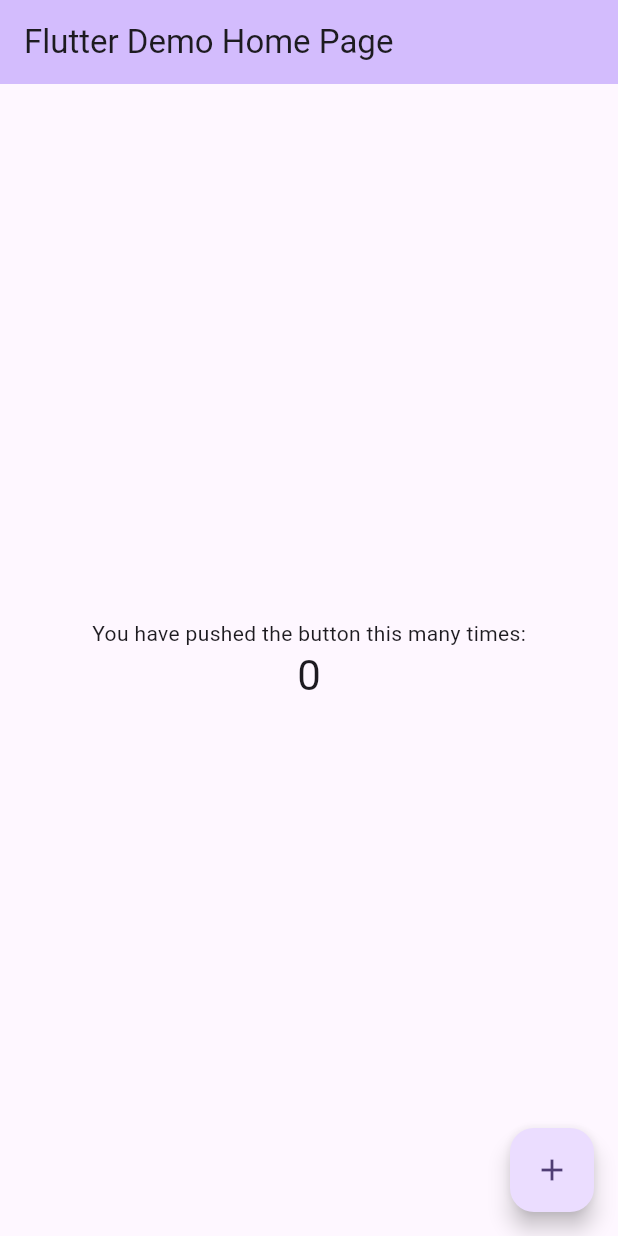
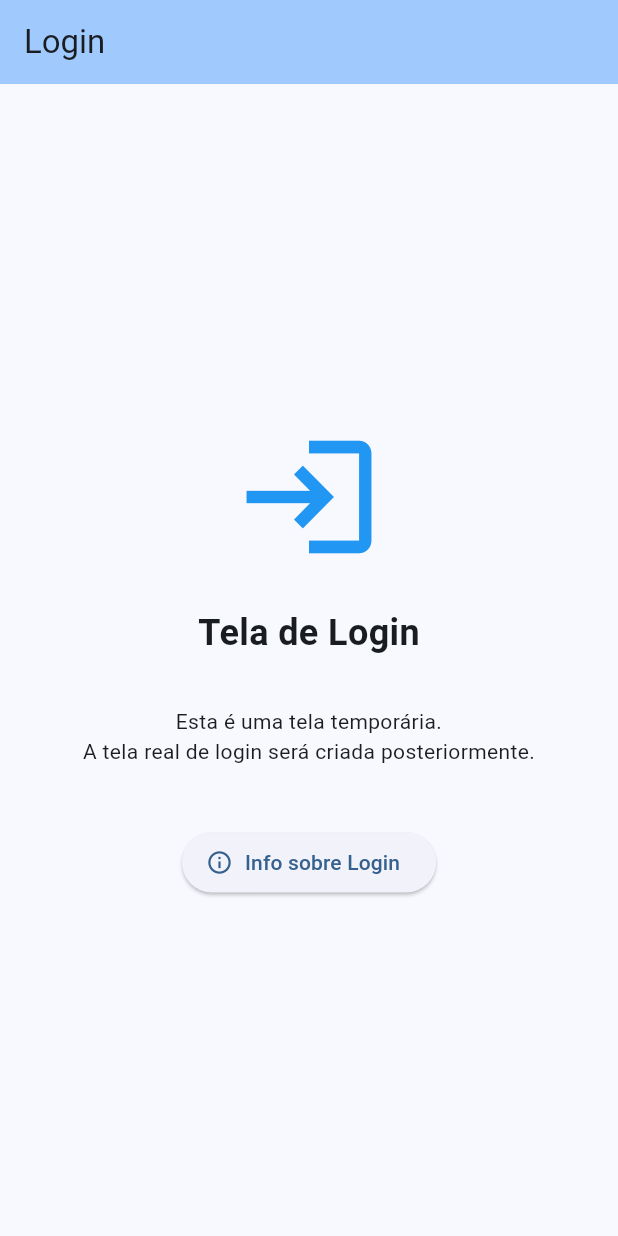
Before and after one commit to carlosesl1/agente, a Flutter app: the screen it shows after launch, on a phone screen of 412 x 824 dp. Run offline on Flutter 3.47's test engine with Material 3 defaults, Android fonts, the phone set to English and light mode, and no system bars; our stand-ins replace supabase_flutter; accounts and stored records are empty.

Commit message:
Configurar integração com Supabase
- Criar SupabaseService com métodos de autenticação completos:
  - signUp, signIn, signOut
  - getCurrentUser, isAuthenticated
  - resetPassword, updateUser
  - Stream de mudanças de autenticação
- Atualizar main.dart:
  - Inicializar Supabase antes do app
  - AuthGate para verificar sessão persistente
  - Redirecionamento automático (login/chat)
  - Telas placeholder temporárias
- Adicionar CONFIGURACAO_SUPABASE.md com guia completo
- Comentários detalhados sobre onde configurar credenciais

````diff
--- a/meu_bot_app/lib/main.dart
+++ b/meu_bot_app/lib/main.dart
@@ -1,121 +1,249 @@
 import 'package:flutter/material.dart';
+import 'services/supabase_service.dart';
 
-void main() {
+/// Ponto de entrada da aplicação
+///
+/// IMPORTANTE: A função main() agora é async porque precisamos
+/// inicializar o Supabase antes de rodar o app
+void main() async {
+  // Garante que o Flutter esteja inicializado antes de chamar código nativo
+  WidgetsFlutterBinding.ensureInitialized();
+
+  // ========== INICIALIZAÇÃO DO SUPABASE ==========
+  // Antes de configurar suas credenciais no SupabaseService,
+  // este código vai tentar conectar com os valores placeholder.
+  //
+  // PASSOS PARA CONFIGURAR:
+  // 1. Abra lib/services/supabase_service.dart
+  // 2. Localize as constantes SUPABASE_URL e SUPABASE_ANON_KEY
+  // 3. Substitua pelos valores reais do seu projeto Supabase
+  // ================================================
+
+  try {
+    await SupabaseService.initialize();
+    print('✓ Supabase inicializado com sucesso');
+  } catch (e) {
+    print('✗ Erro ao inicializar Supabase: $e');
+    print('Verifique suas credenciais em lib/services/supabase_service.dart');
+  }
+
   runApp(const MyApp());
 }
 
 class MyApp extends StatelessWidget {
   const MyApp({super.key});
 
-  // This widget is the root of your application.
   @override
   Widget build(BuildContext context) {
     return MaterialApp(
-      title: 'Flutter Demo',
+      title: 'Meu Bot App',
+      debugShowCheckedModeBanner: false,
       theme: ThemeData(
-        // This is the theme of your application.
-        //
-        // TRY THIS: Try running your application with "flutter run". You'll see
-        // the application has a purple toolbar. Then, without quitting the app,
-        // try changing the seedColor in the colorScheme below to Colors.green
-        // and then invoke "hot reload" (save your changes or press the "hot
-        // reload" button in a Flutter-supported IDE, or press "r" if you used
-        // the command line to start the app).
-        //
-        // Notice that the counter didn't reset back to zero; the application
-        // state is not lost during the reload. To reset the state, use hot
-        // restart instead.
-        //
-        // This works for code too, not just values: Most code changes can be
-        // tested with just a hot reload.
-        colorScheme: .fromSeed(seedColor: Colors.deepPurple),
+        colorScheme: ColorScheme.fromSeed(seedColor: Colors.blue),
+        useMaterial3: true,
       ),
-      home: const MyHomePage(title: 'Flutter Demo Home Page'),
+      // Tela inicial que verifica autenticação
+      home: const AuthGate(),
     );
   }
 }
 
-class MyHomePage extends StatefulWidget {
-  const MyHomePage({super.key, required this.title});
-
-  // This widget is the home page of your application. It is stateful, meaning
-  // that it has a State object (defined below) that contains fields that affect
-  // how it looks.
-
-  // This class is the configuration for the state. It holds the values (in this
-  // case the title) provided by the parent (in this case the App widget) and
-  // used by the build method of the State. Fields in a Widget subclass are
-  // always marked "final".
-
-  final String title;
+/// Widget que verifica se o usuário está autenticado
+/// e redireciona para a tela apropriada
+///
+/// - Se autenticado: vai para ChatScreen (ainda não criada)
+/// - Se não autenticado: vai para LoginScreen (ainda não criada)
+class AuthGate extends StatefulWidget {
+  const AuthGate({super.key});
 
   @override
-  State<MyHomePage> createState() => _MyHomePageState();
+  State<AuthGate> createState() => _AuthGateState();
 }
 
-class _MyHomePageState extends State<MyHomePage> {
-  int _counter = 0;
+class _AuthGateState extends State<AuthGate> {
+  bool _isLoading = true;
+  bool _isAuthenticated = false;
 
-  void _incrementCounter() {
+  @override
+  void initState() {
+    super.initState();
+    _checkAuthentication();
+  }
+
+  /// Verifica se existe uma sessão ativa (persistência automática)
+  Future<void> _checkAuthentication() async {
+    await Future.delayed(const Duration(milliseconds: 500)); // Delay para splash
+
+    // Verifica se há usuário logado
+    final isAuth = SupabaseService.isAuthenticated();
+    final currentUser = SupabaseService.getCurrentUser();
+
+    if (isAuth && currentUser != null) {
+      print('✓ Usuário autenticado: ${currentUser.email}');
+    } else {
+      print('✗ Nenhum usuário autenticado');
+    }
+
     setState(() {
-      // This call to setState tells the Flutter framework that something has
-      // changed in this State, which causes it to rerun the build method below
-      // so that the display can reflect the updated values. If we changed
-      // _counter without calling setState(), then the build method would not be
-      // called again, and so nothing would appear to happen.
-      _counter++;
+      _isAuthenticated = isAuth;
+      _isLoading = false;
     });
   }
 
   @override
   Widget build(BuildContext context) {
-    // This method is rerun every time setState is called, for instance as done
-    // by the _incrementCounter method above.
-    //
-    // The Flutter framework has been optimized to make rerunning build methods
-    // fast, so that you can just rebuild anything that needs updating rather
-    // than having to individually change instances of widgets.
+    // Mostra tela de loading enquanto verifica autenticação
+    if (_isLoading) {
+      return const Scaffold(
+        body: Center(
+          child: Column(
+            mainAxisAlignment: MainAxisAlignment.center,
+            children: [
+              CircularProgressIndicator(),
+              SizedBox(height: 16),
+              Text(
+                'Verificando autenticação...',
+                style: TextStyle(fontSize: 16),
+              ),
+            ],
+          ),
+        ),
+      );
+    }
+
+    // Redireciona conforme estado de autenticação
+    if (_isAuthenticated) {
+      // TODO: Substituir por ChatScreen quando criar a tela
+      return const PlaceholderChatScreen();
+    } else {
+      // TODO: Substituir por LoginScreen quando criar a tela
+      return const PlaceholderLoginScreen();
+    }
+  }
+}
+
+// ========== TELAS PLACEHOLDER (TEMPORÁRIAS) ==========
+// Essas telas serão substituídas pelas telas reais posteriormente
+
+/// Tela placeholder para o chat (será substituída)
+class PlaceholderChatScreen extends StatelessWidget {
+  const PlaceholderChatScreen({super.key});
+
+  @override
+  Widget build(BuildContext context) {
+    final user = SupabaseService.getCurrentUser();
+
     return Scaffold(
       appBar: AppBar(
-        // TRY THIS: Try changing the color here to a specific color (to
-        // Colors.amber, perhaps?) and trigger a hot reload to see the AppBar
-        // change color while the other colors stay the same.
+        title: const Text('Chat'),
         backgroundColor: Theme.of(context).colorScheme.inversePrimary,
-        // Here we take the value from the MyHomePage object that was created by
-        // the App.build method, and use it to set our appbar title.
-        title: Text(widget.title),
+        actions: [
+          IconButton(
+            icon: const Icon(Icons.logout),
+            tooltip: 'Logout',
+            onPressed: () async {
+              await SupabaseService.signOut();
+              if (context.mounted) {
+                // Recarrega o app para voltar à tela de login
+                Navigator.of(context).pushReplacement(
+                  MaterialPageRoute(builder: (_) => const AuthGate()),
+                );
+              }
+            },
+          ),
+        ],
       ),
       body: Center(
-        // Center is a layout widget. It takes a single child and positions it
-        // in the middle of the parent.
         child: Column(
-          // Column is also a layout widget. It takes a list of children and
-          // arranges them vertically. By default, it sizes itself to fit its
-          // children horizontally, and tries to be as tall as its parent.
-          //
-          // Column has various properties to control how it sizes itself and
-          // how it positions its children. Here we use mainAxisAlignment to
-          // center the children vertically; the main axis here is the vertical
-          // axis because Columns are vertical (the cross axis would be
-          // horizontal).
-          //
-          // TRY THIS: Invoke "debug painting" (choose the "Toggle Debug Paint"
-          // action in the IDE, or press "p" in the console), to see the
-          // wireframe for each widget.
-          mainAxisAlignment: .center,
+          mainAxisAlignment: MainAxisAlignment.center,
           children: [
-            const Text('You have pushed the button this many times:'),
+            const Icon(Icons.chat_bubble_outline, size: 100, color: Colors.blue),
+            const SizedBox(height: 24),
+            const Text(
+              'Tela de Chat',
+              style: TextStyle(fontSize: 24, fontWeight: FontWeight.bold),
+            ),
+            const SizedBox(height: 8),
             Text(
-              '$_counter',
-              style: Theme.of(context).textTheme.headlineMedium,
+              'Usuário: ${user?.email ?? "Desconhecido"}',
+              style: const TextStyle(fontSize: 16, color: Colors.grey),
+            ),
+            const SizedBox(height: 16),
+            const Padding(
+              padding: EdgeInsets.all(16.0),
+              child: Text(
+                'Esta é uma tela temporária.\nA tela real de chat será criada posteriormente.',
+                textAlign: TextAlign.center,
+                style: TextStyle(fontSize: 14),
+              ),
             ),
           ],
         ),
       ),
-      floatingActionButton: FloatingActionButton(
-        onPressed: _incrementCounter,
-        tooltip: 'Increment',
-        child: const Icon(Icons.add),
+    );
+  }
+}
+
+/// Tela placeholder para login (será substituída)
+class PlaceholderLoginScreen extends StatelessWidget {
+  const PlaceholderLoginScreen({super.key});
+
+  @override
+  Widget build(BuildContext context) {
+    return Scaffold(
+      appBar: AppBar(
+        title: const Text('Login'),
+        backgroundColor: Theme.of(context).colorScheme.inversePrimary,
+      ),
+      body: Center(
+        child: Column(
+          mainAxisAlignment: MainAxisAlignment.center,
+          children: [
+            const Icon(Icons.login, size: 100, color: Colors.blue),
+            const SizedBox(height: 24),
+            const Text(
+              'Tela de Login',
+              style: TextStyle(fontSize: 24, fontWeight: FontWeight.bold),
+            ),
+            const SizedBox(height: 16),
+            const Padding(
+              padding: EdgeInsets.all(16.0),
+              child: Text(
+                'Esta é uma tela temporária.\nA tela real de login será criada posteriormente.',
+                textAlign: TextAlign.center,
+                style: TextStyle(fontSize: 14),
+              ),
+            ),
+            const SizedBox(height: 24),
+            ElevatedButton.icon(
+              onPressed: () {
+                // Simula um login (apenas para teste)
+                // Na tela real, isso será substituído pelo formulário
+                showDialog(
+                  context: context,
+                  builder: (context) => AlertDialog(
+                    title: const Text('Informação'),
+                    content: const Text(
+                      'A funcionalidade de login será implementada posteriormente.\n\n'
+                      'Para testar, você precisará:\n'
+                      '1. Configurar as credenciais do Supabase\n'
+                      '2. Criar a tela de login real\n'
+                      '3. Implementar os formulários de autenticação',
+                    ),
+                    actions: [
+                      TextButton(
+                        onPressed: () => Navigator.pop(context),
+                        child: const Text('OK'),
+                      ),
+                    ],
+                  ),
+                );
+              },
+              icon: const Icon(Icons.info_outline),
+              label: const Text('Info sobre Login'),
+            ),
+          ],
+        ),
       ),
     );
   }
--- /dev/null
+++ b/meu_bot_app/lib/services/supabase_service.dart
@@ -0,0 +1,240 @@
+import 'package:supabase_flutter/supabase_flutter.dart';
+
+/// Serviço responsável pela autenticação e integração com Supabase
+///
+/// INSTRUÇÕES PARA CONFIGURAR SUAS CREDENCIAIS:
+/// 1. Acesse seu projeto no Supabase (https://supabase.com/dashboard)
+/// 2. Vá em Settings > API
+/// 3. Copie a URL do projeto e a chave anon/public
+/// 4. Substitua os valores abaixo nas constantes SUPABASE_URL e SUPABASE_ANON_KEY
+class SupabaseService {
+  // ========== CONFIGURE SUAS CREDENCIAIS AQUI ==========
+  // TODO: Substituir com suas credenciais reais do Supabase
+  static const String SUPABASE_URL = 'https://seu-projeto.supabase.co';
+  static const String SUPABASE_ANON_KEY = 'sua-chave-anonima-aqui';
+  // =====================================================
+
+  /// Cliente Supabase singleton
+  static final SupabaseClient _client = Supabase.instance.client;
+
+  /// Inicializa o Supabase
+  /// Deve ser chamado antes de runApp() no main.dart
+  static Future<void> initialize() async {
+    await Supabase.initialize(
+      url: SUPABASE_URL,
+      anonKey: SUPABASE_ANON_KEY,
+      authOptions: const FlutterAuthClientOptions(
+        authFlowType: AuthFlowType.pkce, // Recomendado para apps mobile
+      ),
+    );
+  }
+
+  /// Retorna o cliente Supabase
+  static SupabaseClient get client => _client;
+
+  /// Retorna o cliente de autenticação
+  static GoTrueClient get auth => _client.auth;
+
+  // ========== MÉTODOS DE AUTENTICAÇÃO ==========
+
+  /// Cadastra um novo usuário com email e senha
+  ///
+  /// Retorna o AuthResponse com dados do usuário ou lança exceção em caso de erro
+  ///
+  /// Exemplo de uso:
+  /// ```dart
+  /// try {
+  ///   final response = await SupabaseService.signUp('email@example.com', 'senha123');
+  ///   print('Usuário criado: ${response.user?.email}');
+  /// } catch (e) {
+  ///   print('Erro ao cadastrar: $e');
+  /// }
+  /// ```
+  static Future<AuthResponse> signUp(String email, String password) async {
+    try {
+      final response = await _client.auth.signUp(
+        email: email,
+        password: password,
+      );
+
+      if (response.user == null) {
+        throw Exception('Falha ao criar usuário');
+      }
+
+      return response;
+    } on AuthException catch (e) {
+      throw Exception('Erro de autenticação: ${e.message}');
+    } catch (e) {
+      throw Exception('Erro ao cadastrar usuário: $e');
+    }
+  }
+
+  /// Faz login com email e senha
+  ///
+  /// Retorna o AuthResponse com dados do usuário ou lança exceção em caso de erro
+  ///
+  /// Exemplo de uso:
+  /// ```dart
+  /// try {
+  ///   final response = await SupabaseService.signIn('email@example.com', 'senha123');
+  ///   print('Login realizado: ${response.user?.email}');
+  /// } catch (e) {
+  ///   print('Erro ao fazer login: $e');
+  /// }
+  /// ```
+  static Future<AuthResponse> signIn(String email, String password) async {
+    try {
+      final response = await _client.auth.signInWithPassword(
+        email: email,
+        password: password,
+      );
+
+      if (response.user == null) {
+        throw Exception('Credenciais inválidas');
+      }
+
+      return response;
+    } on AuthException catch (e) {
+      throw Exception('Erro de autenticação: ${e.message}');
+    } catch (e) {
+      throw Exception('Erro ao fazer login: $e');
+    }
+  }
+
+  /// Faz logout do usuário atual
+  ///
+  /// Remove a sessão local e do servidor
+  ///
+  /// Exemplo de uso:
+  /// ```dart
+  /// try {
+  ///   await SupabaseService.signOut();
+  ///   print('Logout realizado com sucesso');
+  /// } catch (e) {
+  ///   print('Erro ao fazer logout: $e');
+  /// }
+  /// ```
+  static Future<void> signOut() async {
+    try {
+      await _client.auth.signOut();
+    } catch (e) {
+      throw Exception('Erro ao fazer logout: $e');
+    }
+  }
+
+  /// Retorna o usuário atualmente autenticado
+  ///
+  /// Retorna null se não houver usuário logado
+  ///
+  /// Exemplo de uso:
+  /// ```dart
+  /// final user = SupabaseService.getCurrentUser();
+  /// if (user != null) {
+  ///   print('Usuário logado: ${user.email}');
+  /// } else {
+  ///   print('Nenhum usuário logado');
+  /// }
+  /// ```
+  static User? getCurrentUser() {
+    return _client.auth.currentUser;
+  }
+
+  /// Verifica se existe uma sessão ativa (usuário logado)
+  ///
+  /// Retorna true se houver usuário autenticado, false caso contrário
+  ///
+  /// Exemplo de uso:
+  /// ```dart
+  /// if (SupabaseService.isAuthenticated()) {
+  ///   // Usuário está logado
+  ///   navigateToChat();
+  /// } else {
+  ///   // Usuário não está logado
+  ///   navigateToLogin();
+  /// }
+  /// ```
+  static bool isAuthenticated() {
+    return _client.auth.currentUser != null;
+  }
+
+  /// Retorna a sessão atual
+  ///
+  /// Útil para verificar tokens e dados da sessão
+  static Session? getCurrentSession() {
+    return _client.auth.currentSession;
+  }
+
+  /// Stream que notifica sobre mudanças no estado de autenticação
+  ///
+  /// Use para reagir a login/logout em tempo real
+  ///
+  /// Exemplo de uso:
+  /// ```dart
+  /// SupabaseService.authStateChanges().listen((event) {
+  ///   if (event == AuthChangeEvent.signedIn) {
+  ///     print('Usuário fez login');
+  ///   } else if (event == AuthChangeEvent.signedOut) {
+  ///     print('Usuário fez logout');
+  ///   }
+  /// });
+  /// ```
+  static Stream<AuthState> authStateChanges() {
+    return _client.auth.onAuthStateChange;
+  }
+
+  /// Recupera senha do usuário via email
+  ///
+  /// Envia um email com link para redefinir a senha
+  ///
+  /// Exemplo de uso:
+  /// ```dart
+  /// try {
+  ///   await SupabaseService.resetPassword('email@example.com');
+  ///   print('Email de recuperação enviado');
+  /// } catch (e) {
+  ///   print('Erro ao enviar email: $e');
+  /// }
+  /// ```
+  static Future<void> resetPassword(String email) async {
+    try {
+      await _client.auth.resetPasswordForEmail(email);
+    } on AuthException catch (e) {
+      throw Exception('Erro ao recuperar senha: ${e.message}');
+    } catch (e) {
+      throw Exception('Erro ao enviar email de recuperação: $e');
+    }
+  }
+
+  /// Atualiza dados do usuário (email, senha, etc)
+  ///
+  /// Exemplo de uso:
+  /// ```dart
+  /// try {
+  ///   await SupabaseService.updateUser(
+  ///     email: 'novoemail@example.com',
+  ///     password: 'novasenha123',
+  ///   );
+  ///   print('Usuário atualizado');
+  /// } catch (e) {
+  ///   print('Erro ao atualizar: $e');
+  /// }
+  /// ```
+  static Future<UserResponse> updateUser({
+    String? email,
+    String? password,
+  }) async {
+    try {
+      final response = await _client.auth.updateUser(
+        UserAttributes(
+          email: email,
+          password: password,
+        ),
+      );
+      return response;
+    } on AuthException catch (e) {
+      throw Exception('Erro ao atualizar usuário: ${e.message}');
+    } catch (e) {
+      throw Exception('Erro ao atualizar dados: $e');
+    }
+  }
+}
````
Also changed, not shown: 1 other file.
